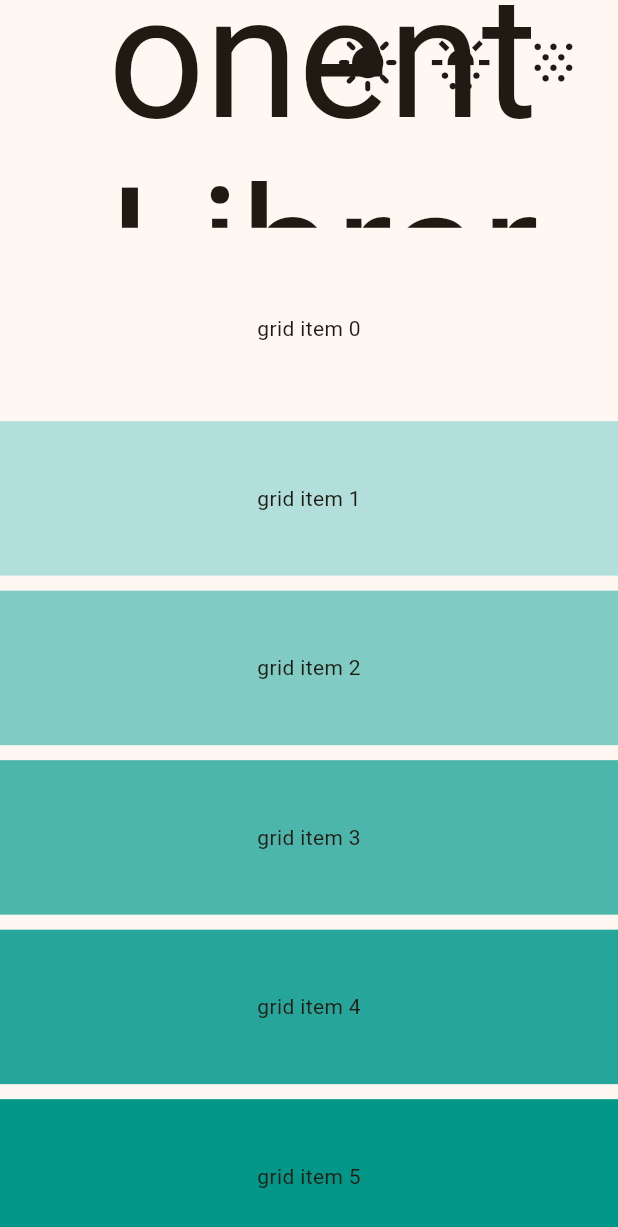
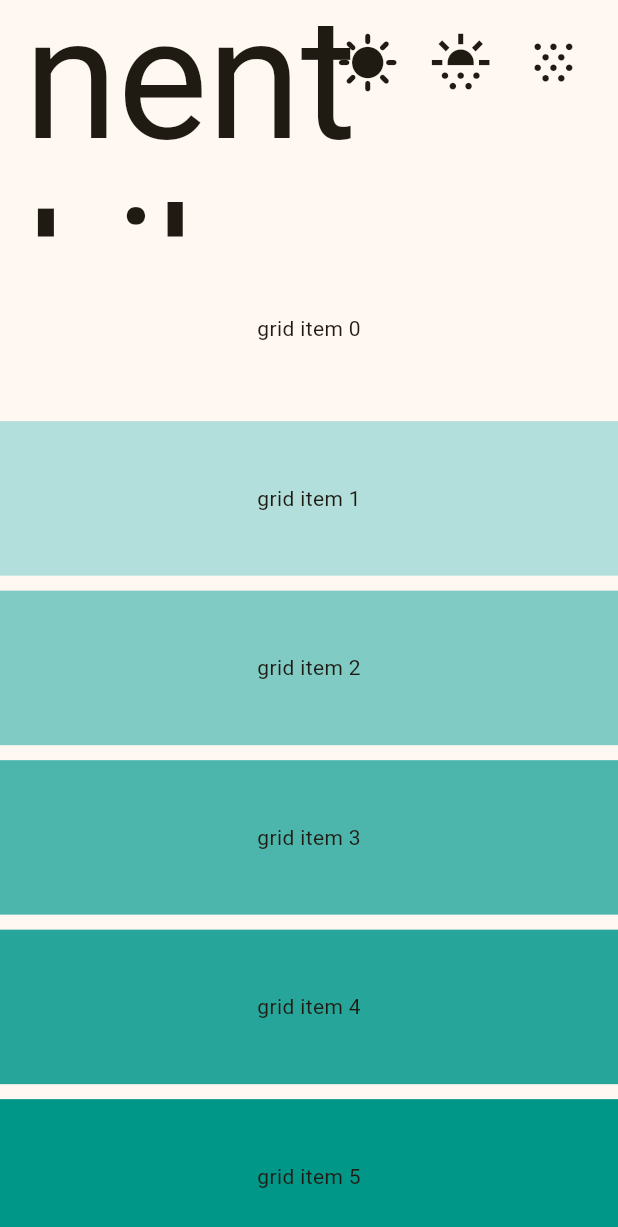
Before and after one commit to SDC-Consulting-BE/sfds, a Flutter app: the screen it shows after launch, on a phone screen of 412 x 824 dp. Shown: the top 1227 px of the screen. Run offline on Flutter 3.47's test engine with Material 3 defaults, Android fonts, the phone set to English and light mode, and no system bars; our stand-ins replace go_router.

Commit message:
Fix SteveView title padding

```diff
--- a/lib/src/widget/steve_view.dart
+++ b/lib/src/widget/steve_view.dart
@@ -22,7 +22,9 @@ class SteveView extends StatelessWidget {
   Widget build(BuildContext context) {
     var theme = Theme.of(context);
     var appBarTitleStyle = theme.textTheme.displayLarge!;
-    var appBarHeight = appBarTitleStyle.height! * appBarTitleStyle.fontSize! * _steveViewAppBarPaddingFactor;
+    var appBarTitleStyleHeight = appBarTitleStyle.height! * appBarTitleStyle.fontSize!;
+    var appBarHeight = appBarTitleStyleHeight * _steveViewAppBarPaddingFactor;
+    var appBarVerticalPadding = (appBarHeight - appBarTitleStyleHeight) / 2;
     return Scaffold(
       body: CustomScrollView(
         slivers: [
@@ -32,6 +34,7 @@ class SteveView extends StatelessWidget {
             toolbarHeight: appBarHeight,
             expandedHeight: appBarHeight * _steveViewAppBarExpansionFactor,
             flexibleSpace: FlexibleSpaceBar(
+              titlePadding: EdgeInsets.symmetric(horizontal: 16, vertical: appBarVerticalPadding),
               expandedTitleScale: _steveViewAppBarExpansionFactor,
               title: Text(appBar.title, style: appBarTitleStyle),
             ),
```
